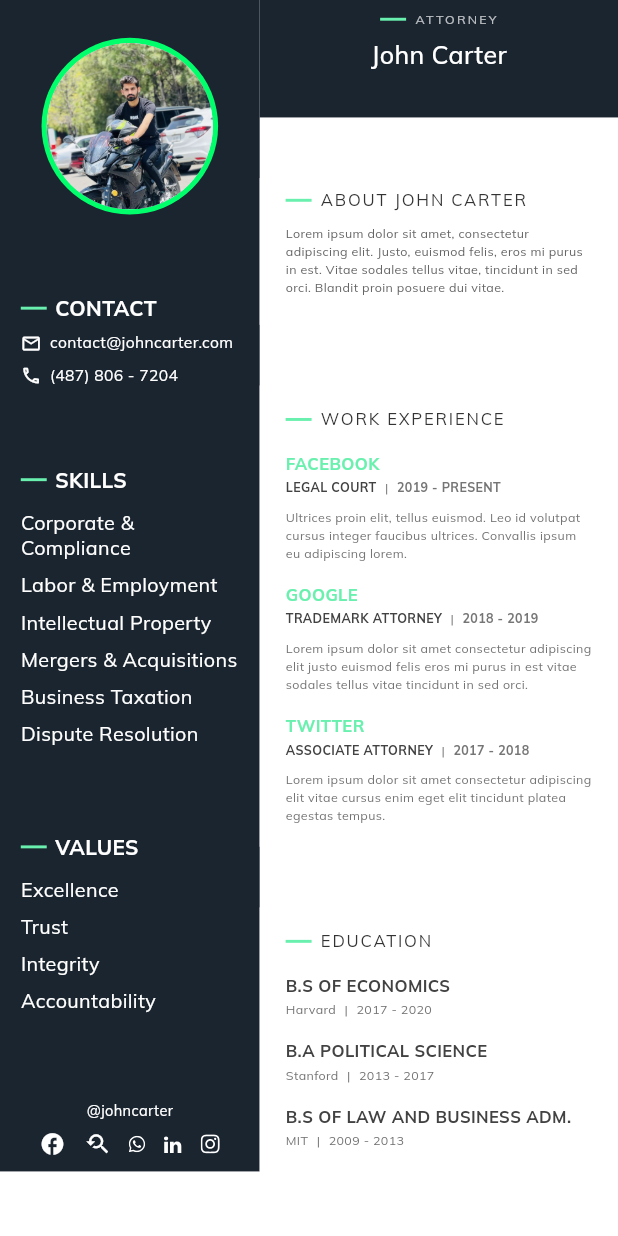
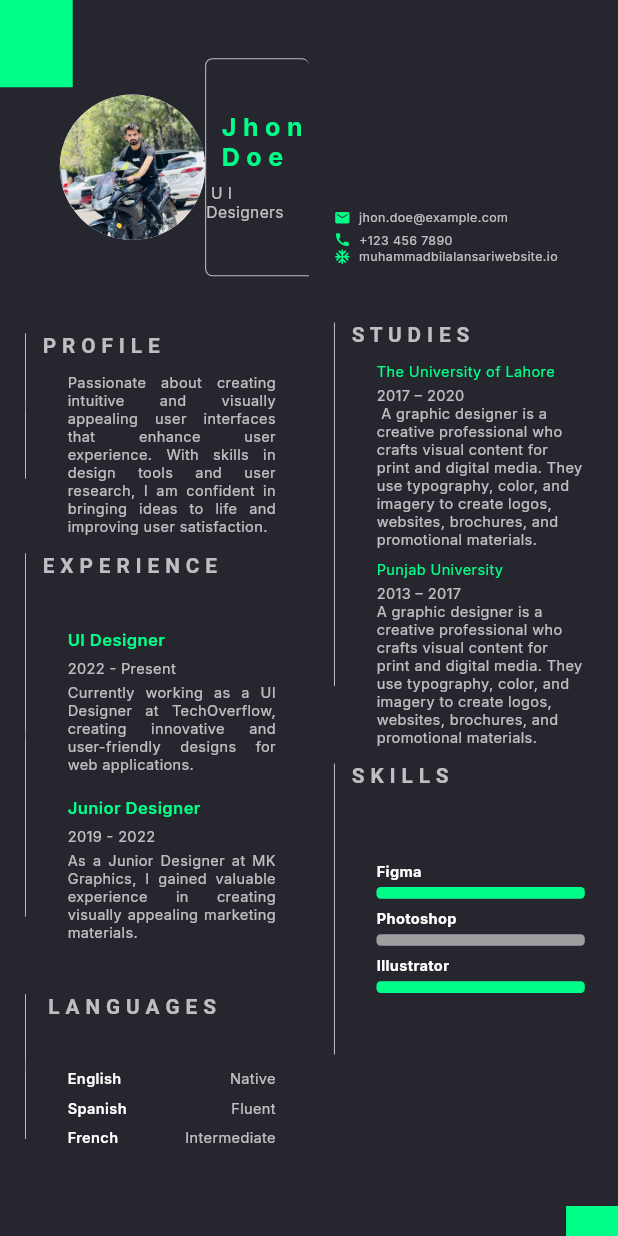
Before and after one commit to Kashannn/Resume_Builder_App, a Flutter app: the screen it shows after launch, on a phone screen of 412 x 824 dp. Run offline on Flutter 3.47's test engine with Material 3 defaults, Android fonts, the phone set to English and light mode, and no system bars; our stand-ins replace flutter_screenutil, flutter_svg, get, google_fonts, image_picker, open_file and 1 more; Roboto replaces fonts that are missing (Multiplex); project files that could hold a hidden picture were left out.

Commit message:
template 2

```diff
--- /dev/null
+++ b/lib/Templates/template2.dart
@@ -0,0 +1,532 @@
+import 'package:flutter/material.dart';
+import 'package:flutter_screenutil/flutter_screenutil.dart';
+import 'package:flutter_svg/flutter_svg.dart';
+import '../utils/constant/app_images_constant.dart';
+
+class Template2 extends StatefulWidget {
+  const Template2({super.key});
+
+  @override
+  State createState() => _Template2State();
+}
+
+class _Template2State extends State<Template2> {
+  @override
+  Widget build(BuildContext context) {
+    ScreenUtil.init(context, designSize: const Size(595, 850));
+
+    return SafeArea(
+      child: Scaffold(
+        backgroundColor: Color(0xFF26272E), // Dark background color
+        body: Stack(
+          children: [
+            Container(
+              width: 595.w,
+              height: 942.h,
+              child: Row(
+                crossAxisAlignment: CrossAxisAlignment.start,
+                children: [
+                  // Left side (Mobile Frame with Avatar and Name, Profile, Experience, Languages)
+                  Expanded(
+                    flex: 1,
+                    child: Column(
+                      crossAxisAlignment: CrossAxisAlignment.start,
+                      children: [
+                        SizedBox(height: 40.h),
+                        // Space from the top
+                        _buildAvatarAndFrame(),
+                        // Combine avatar and frame
+                        SizedBox(
+                            height: 34
+                                .h),
+                        // Add space between avatar/frame and other sections
+                        _buildSectionWithLine(
+                          title: "P R O F I L E",
+                          child: _buildProfileSection(),
+                          lineHeight: 100,
+                          showIcon: Icon(Icons.circle, color: Color(0xff00FF88), size: 10.w),
+                        ),
+                        _buildSectionWithLine(
+                          title: "E X P E R I E N C E",
+                          child: _buildExperienceSection(),
+                          showIcon: Icon(Icons.circle, color: Color(0xff00FF88), size: 10.w),
+                        ),
+                        _buildSectionWithLine(
+                          title: " L A N G U A G E S",
+                          child: _buildLanguagesSection(),
+                          lineHeight: 100,
+                          showIcon: Icon(Icons.circle, color: Color(0xff00FF88), size: 10.w),
+                        ),
+                      ],
+                    ),
+                  ),
+
+                  // Right side (Contact, Studies, Skills, Social Media)
+                  Expanded(
+                    flex: 1,
+                    child: Column(
+                      crossAxisAlignment: CrossAxisAlignment.start,
+                      children: [
+                        SizedBox(
+                          height: 120.h,
+                          width: 20,
+                        ), // Space to align with the mobile frame
+                        _buildContactSection(),
+                        SizedBox(
+                          height: 10,
+                        ), // Place contact section at the top
+                        _buildSectionWithLine(
+                          title: "S T U D I E S",
+                          child: _buildStudiesSection(),
+                        ),
+                        _buildSectionWithLine(
+                            title: "S K I L L S",
+                            child: _buildSkillsSection(),
+                            lineHeight: 200),
+                      ],
+                    ),
+                  ),
+                ],
+              ),
+            ),
+            Positioned(
+              top: 0,
+              left: 0,
+              child: Container(
+                width: 70.w,
+                height: 60.h,
+                color: Color(0xff00FF88), // Green color
+              ),
+            ),
+            Positioned(
+              bottom: 0,
+              right: 0,
+              child: Container(
+                width: 50.w,
+                height: 20,
+                color: Color(0xff00FF88), // Green color
+              ),
+            ),
+          ],
+        ),
+      ),
+    );
+  }
+
+  Widget _buildAvatarAndFrame() {
+    return Row(
+      mainAxisAlignment: MainAxisAlignment.end,
+      children: [
+        // Circular Avatar
+        _buildAvatar(),
+        // Mobile Frame
+        _buildMobileFrame(),
+      ],
+    );
+  }
+
+  Widget _buildAvatar() {
+    return CircleAvatar(
+      backgroundImage: AssetImage(AppImages.profilePicture),
+      radius: 70.w,
+    );
+  }
+
+  Widget _buildMobileFrame() {
+    return Container(
+      width: 100.w, // Adjust width as needed
+      height: 150.h, // Adjust height as needed
+      decoration: BoxDecoration(
+        borderRadius: BorderRadius.only(
+            topLeft: Radius.circular(7.r),
+            bottomLeft: Radius.circular(7.r),
+            topRight: Radius.circular(7.r),
+            bottomRight: Radius.zero),
+        border: Border(
+          top: BorderSide(color: Colors.white70, width: 1.w),
+          left: BorderSide(color: Colors.white70, width: 1.w),
+          bottom: BorderSide(color: Colors.white70, width: 1.w),
+        ),
+      ),
+      child: Column(
+        mainAxisAlignment: MainAxisAlignment.center,
+        crossAxisAlignment: CrossAxisAlignment.end,
+        children: [
+          Text(
+            "J h o n \nD o e",
+            style: TextStyle(
+              fontFamily: 'Inter',
+              fontWeight: FontWeight.w700,
+              fontSize: 24.sp,
+              color: Color(0xff00FF88),
+            ),
+          ),
+          SizedBox(height: 8.h),
+          Text(
+            " U I Designers",
+            style: TextStyle(
+              fontFamily: 'Inter',
+              fontWeight: FontWeight.normal,
+              fontSize: 15.sp,
+              color: Colors.white70,
+            ),
+          ),
+        ],
+      ),
+    );
+  }
+
+  Widget _buildProfileSection() {
+    return Container(
+      padding: EdgeInsets.only(left: 24.w, right: 16.w), // Add padding here
+      child: Text(
+        "Passionate about creating intuitive and visually appealing user interfaces that enhance user experience. With skills in design tools and user research, I am confident in bringing ideas to life and improving user satisfaction.",
+        style: TextStyle(
+          fontFamily: 'Inter',
+          fontWeight: FontWeight.w400,
+          fontSize: 14.sp,
+          color: Colors.white70,
+        ),
+        textAlign: TextAlign.justify,
+      ),
+    );
+  }
+
+  Widget _buildExperienceSection() {
+    return Container(
+      padding: EdgeInsets.only(
+          left: 24.w, right: 16.w, top: 24.h, bottom: 24.h), // Add padding here
+      child: Column(
+        crossAxisAlignment: CrossAxisAlignment.start,
+        children: [
+          _buildExperienceItem(
+            jobTitle: "UI Designer",
+            duration: "2022 - Present",
+            description:
+            "Currently working as a UI Designer at TechOverflow, creating innovative and user-friendly designs for web applications.",
+          ),
+          SizedBox(height: 16.h),
+          _buildExperienceItem(
+            jobTitle: "Junior Designer",
+            duration: "2019 - 2022",
+            description:
+            "As a Junior Designer at MK Graphics, I gained valuable experience in creating visually appealing marketing materials.",
+          ),
+        ],
+      ),
+    );
+  }
+
+  Widget _buildLanguagesSection() {
+    return Container(
+      padding: EdgeInsets.only(
+          left: 24.w, right: 16.w, top: 24.h, bottom: 24.h), // Add padding here
+      child: Column(
+        crossAxisAlignment: CrossAxisAlignment.start,
+        children: [
+          _buildLanguageItem("English", "Native"),
+          SizedBox(height: 8.h),
+          _buildLanguageItem("Spanish", "Fluent"),
+          SizedBox(height: 8.h),
+          _buildLanguageItem("French", "Intermediate"),
+        ],
+      ),
+    );
+  }
+
+  Widget _buildContactSection() {
+    return Container(
+      width: double.infinity,
+      padding: EdgeInsets.symmetric(horizontal: 24.w, vertical: 24.h),
+      child: Column(
+        crossAxisAlignment: CrossAxisAlignment.start,
+        children: [
+          Row(
+            children: [
+              Icon(Icons.email, color: Color(0xff00FF88), size: 16.w),
+              SizedBox(width: 8.w),
+              Text(
+                "jhon.doe@example.com",
+                style: TextStyle(
+                  fontFamily: 'Inter',
+                  fontWeight: FontWeight.w400,
+                  fontSize: 12.sp,
+                  color: Colors.white70,
+                ),
+              ),
+            ],
+          ),
+          SizedBox(height: 4.h),
+          Row(
+            children: [
+              Icon(Icons.phone, color: Color(0xff00FF88), size: 16.w),
+              SizedBox(width: 8.w),
+              Text(
+                "+123 456 7890",
+                style: TextStyle(
+                  fontFamily: 'Inter',
+                  fontWeight: FontWeight.w400,
+                  fontSize: 12.sp,
+                  color: Colors.white70,
+                ),
+              ),
+            ],
+          ),
+          Row(
+            children: [
+              Icon(Icons.ac_unit_outlined,
+                  color: Color(0xff00FF88), size: 16.w),
+              SizedBox(width: 8.w),
+              Text(
+                "muhammadbilalansariwebsite.io",
+                style: TextStyle(
+                  fontFamily: 'Inter',
+                  fontWeight: FontWeight.w400,
+                  fontSize: 12.sp,
+                  color: Colors.white70,
+                ),
+              ),
+            ],
+          ),
+        ],
+      ),
+    );
+  }
+
+  Widget _buildStudiesSection() {
+    return Container(
+      padding: EdgeInsets.only(left: 24.w, right: 16.w), // Add padding here
+      child: Column(
+        crossAxisAlignment: CrossAxisAlignment.start,
+        children: [
+          _buildStudiesItem(
+            "The University of Lahore",
+            "2017 – 2020",
+            " A graphic designer is a creative professional who crafts visual content for print and digital media. They use typography, color, and imagery to create logos, websites, brochures, and promotional materials. ",
+          ),
+          SizedBox(height: 8.h),
+          _buildStudiesItem(
+            "Punjab University",
+            "2013 – 2017",
+            "A graphic designer is a creative professional who crafts visual content for print and digital media. They use typography, color, and imagery to create logos, websites, brochures, and promotional materials.",
+          ),
+        ],
+      ),
+    );
+  }
+
+  Widget _buildSkillsSection() {
+    return Container(
+      padding: EdgeInsets.only(
+          left: 24.w, right: 16.w, top: 24.h, bottom: 24.h), // Add padding here
+      child: Column(
+        crossAxisAlignment: CrossAxisAlignment.start,
+        children: [
+          SizedBox(height: 16.h),
+          _buildSkillItem("Figma", 95),
+          SizedBox(height: 8.h),
+          _buildSkillItem("Photoshop", 79),
+          SizedBox(height: 8.h),
+          _buildSkillItem("Illustrator", 85),
+        ],
+      ),
+    );
+  }
+
+  Widget _buildSkillItem(String skillName, int percentage) {
+    return Column(
+      crossAxisAlignment: CrossAxisAlignment.start,
+      children: [
+        Text(
+          skillName,
+          style: TextStyle(
+            fontFamily: 'Inter',
+            fontWeight: FontWeight.w700,
+            fontSize: 14.sp,
+            color: Colors.white,
+          ),
+        ),
+        SizedBox(height: 4.h),
+        Stack(
+          children: [
+            Container(
+              width: 343.w, // Width of the skill bar
+              height: 8.h,
+              decoration: BoxDecoration(
+                color: Colors.white.withOpacity(0.1),
+                borderRadius: BorderRadius.circular(4.w),
+              ),
+            ),
+            Container(
+              width: (343 * (percentage / 100)).w, // Width based on percentage
+              height: 8.h,
+              decoration: BoxDecoration(
+                color: percentage >= 80
+                    ? Color(0xff00FF88)
+                    : Colors.white.withOpacity(0.5),
+                borderRadius: BorderRadius.circular(4.w),
+              ),
+            ),
+          ],
+        ),
+      ],
+    );
+  }
+
+  Widget _buildSectionWithLine({
+    required String title,
+    required Widget child,
+    double lineHeight = 250.0, // Default line height
+    Icon? showIcon, // Optional parameter to show icon
+  }) {
+    return Container(
+      padding: EdgeInsets.only(left: 24.w, right: 16.w, top: 5, bottom: 6),
+      // Add padding here
+      child: Row(
+        crossAxisAlignment: CrossAxisAlignment.start,
+        children: [
+          Stack(
+            children: [
+              Container(
+                width: 1.w,
+                height: lineHeight.h, // Use the lineHeight parameter
+                color: Colors.white70,
+              ),
+              if (showIcon != null)
+                Positioned(
+                  top: lineHeight.h / 2 - (showIcon.size ?? 10.w) / 2, // Center the icon vertically
+                  left: -5.w, // Adjust the position as needed
+                  child: showIcon, // Use the passed icon
+                ),
+            ],
+          ),
+          SizedBox(width: 16.w),
+          Expanded(
+            child: Column(
+              crossAxisAlignment: CrossAxisAlignment.start,
+              children: [
+                Text(
+                  title,
+                  style: TextStyle(
+                    fontFamily: 'Multiplex',
+                    fontWeight: FontWeight.bold,
+                    fontSize: 20.w,
+                    color: Colors.white70,
+                  ),
+                ),
+                SizedBox(height: 12.h),
+                child,
+              ],
+            ),
+          ),
+        ],
+      ),
+    );
+  }
+}
+
+Widget _buildExperienceItem({
+  required String jobTitle,
+  required String duration,
+  required String description,
+}) {
+  return Column(
+    crossAxisAlignment: CrossAxisAlignment.start,
+    children: [
+      Text(
+        jobTitle,
+        style: TextStyle(
+          fontFamily: 'Inter',
+          fontWeight: FontWeight.w600,
+          fontSize: 16.sp,
+          color: Color(0xff00FF88),
+        ),
+      ),
+      SizedBox(height: 4.h),
+      SizedBox(height: 4.h),
+      Text(
+        duration,
+        style: TextStyle(
+          fontFamily: 'Inter',
+          fontWeight: FontWeight.w400,
+          fontSize: 14.sp,
+          color: Colors.white70,
+        ),
+      ),
+      SizedBox(height: 4.h),
+      Text(
+        description,
+        style: TextStyle(
+          fontFamily: 'Inter',
+          fontWeight: FontWeight.w400,
+          fontSize: 14.sp,
+          color: Colors.white70,
+        ),
+        textAlign: TextAlign.justify,
+      ),
+    ],
+  );
+}
+
+Widget _buildLanguageItem(String language, String proficiency) {
+  return Row(
+    mainAxisAlignment: MainAxisAlignment.spaceBetween,
+    children: [
+      Text(
+        language,
+        style: TextStyle(
+          fontFamily: 'Inter',
+          fontWeight: FontWeight.w600,
+          fontSize: 14.sp,
+          color: Colors.white,
+        ),
+      ),
+      Text(
+        proficiency,
+        style: TextStyle(
+          fontFamily: 'Inter',
+          fontWeight: FontWeight.w400,
+          fontSize: 14.sp,
+          color: Colors.white70,
+        ),
+      ),
+    ],
+  );
+}
+
+Widget _buildStudiesItem(
+    String institution, String duration, String description) {
+  return Column(
+    crossAxisAlignment: CrossAxisAlignment.start,
+    children: [
+      Text(
+        institution,
+        style: TextStyle(
+          fontFamily: 'Inter',
+          fontWeight: FontWeight.w400,
+          fontSize: 14.sp,
+          color: Color(0xff00FF88),
+        ),
+      ),
+      SizedBox(height: 4.h),
+      Text(
+        duration,
+        style: TextStyle(
+          fontFamily: 'Inter',
+          fontWeight: FontWeight.w400,
+          fontSize: 14.sp,
+          color: Colors.white70,
+        ),
+      ),
+      Text(
+        description,
+        style: TextStyle(
+          fontFamily: 'Inter',
+          fontWeight: FontWeight.w400,
+          fontSize: 14.sp,
+          color: Colors.white70,
+        ),
+      ),
+    ],
+  );
+}
--- a/lib/main.dart
+++ b/lib/main.dart
@@ -10,6 +10,7 @@ import 'Templates/template10.dart';
 import 'Templates/template15.dart';
 import 'Templates/template17.dart';
 import 'Templates/template18.dart';
+import 'Templates/template2.dart';
 import 'Templates/template20.dart';
 import 'Templates/template5.dart';
 import 'Templates/template7.dart';
@@ -44,7 +45,7 @@ class MyApp extends StatelessWidget {
           ),
         );
       },
-      child: Template5(),
+      child: Template2(),
     );
   }
 }
```
